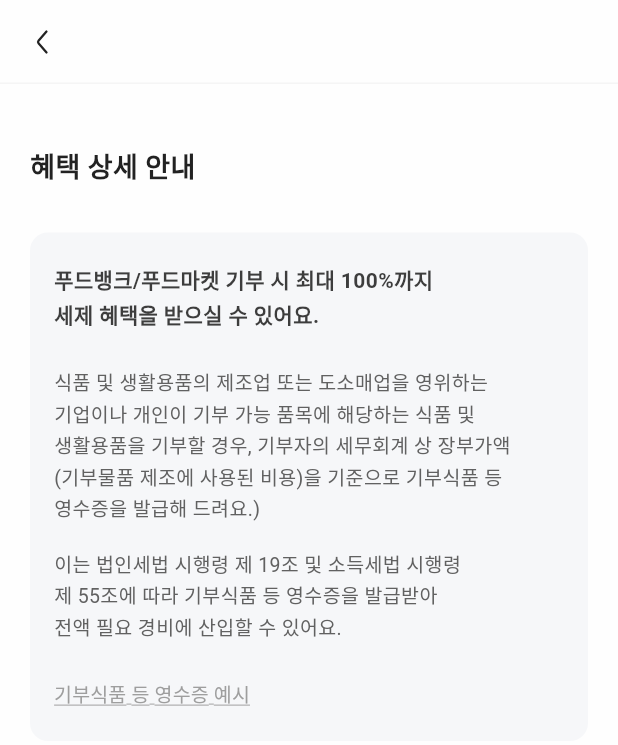
After one commit to team-bbtrain/BabBBu, a Flutter app: the DetailBenefitPage screen opened directly, on a phone screen of 412 x 824 dp. The commit adds this screen. Shown: the top 745 px of the screen. Run offline on Flutter 3.47's test engine with Material 3 defaults, Android fonts, the phone set to English and light mode, and no system bars; our stand-ins replace flutter_svg; Roboto replaces fonts that are missing (Pretendard).

Commit message:
feat: add detail benefit information page

```diff
--- /dev/null
+++ b/lib/ui/screens/guide_page/detail_benefit_page.dart
@@ -0,0 +1,126 @@
+import 'package:BabBBu/ui/assets/assets.dart';
+import 'package:BabBBu/ui/etc/direction.dart';
+import 'package:BabBBu/ui/theme/colors.dart';
+import 'package:flutter/material.dart';
+import 'package:flutter_svg/svg.dart';
+import 'package:BabBBu/ui/screens/guide_page/guide_page_textstyle.dart';
+import 'package:url_launcher/url_launcher.dart';
+
+class DetailBenefitPage extends StatelessWidget {
+  const DetailBenefitPage({super.key});
+
+  @override
+  Widget build(BuildContext context) {
+    return Scaffold(
+        backgroundColor: AppColors.background50,
+        appBar: AppBar(
+          shape: Border(
+            bottom: BorderSide(
+              color: AppColors.line50,
+              width: 1,
+            ),
+          ),
+          centerTitle: true,
+          backgroundColor: AppColors.background50,
+          leading: IconButton(
+            iconSize: 24,
+            onPressed: () {
+              Navigator.pop(context);
+            },
+            icon: Transform.rotate(
+              angle: Direction.left,
+              child: SvgPicture.asset(
+                AppAssets.icons.arrowLine,
+                colorFilter: ColorFilter.mode(
+                  AppColors.text400,
+                  BlendMode.srcIn,
+                ),
+              ),
+            ),
+          ),
+        ),
+        body: Padding(
+          padding: EdgeInsets.symmetric(
+            horizontal: 20,
+            vertical: 42,
+          ),
+          child: Column(
+            crossAxisAlignment: CrossAxisAlignment.start,
+            children: [
+              Text(
+                '혜택 상세 안내',
+                style: GuidePageTextStyle.detailTitleTextStyle,
+              ),
+              SizedBox(
+                height: 32,
+              ),
+              Container(
+                width: double.infinity,
+                padding: EdgeInsets.symmetric(
+                  horizontal: 16,
+                  vertical: 20,
+                ),
+                decoration: BoxDecoration(
+                  color: AppColors.secondaryBlue50,
+                  borderRadius: BorderRadius.circular(
+                    12,
+                  ),
+                ),
+                child: Column(
+                  crossAxisAlignment: CrossAxisAlignment.start,
+                  children: [
+                    Text(
+                      '푸드뱅크/푸드마켓 기부 시 최대 100%까지\n세제 혜택을 받으실 수 있어요.',
+                      style: GuidePageTextStyle.questionTextStyle,
+                    ),
+                    SizedBox(
+                      height: 24,
+                    ),
+                    Text(
+                      '식품 및 생활용품의 제조업 또는 도소매업을 영위하는\n기업이나 개인이 기부 가능 품목에 해당하는 식품 및\n생활용품을 기부할 경우, 기부자의 세무회계 상 장부가액\n(기부물품 제조에 사용된 비용)을 기준으로 기부식품 등\n영수증을 발급해 드려요.)',
+                      style: GuidePageTextStyle.detailbodyTextStyle,
+                    ),
+                    SizedBox(
+                      height: 16,
+                    ),
+                    Text(
+                      '이는 법인세법 시행령 제 19조 및 소득세법 시행령\n제 55조에 따라 기부식품 등 영수증을 발급받아\n전액 필요 경비에 산입할 수 있어요.',
+                      style: GuidePageTextStyle.detailbodyTextStyle,
+                    ),
+                    SizedBox(
+                      height: 24,
+                    ),
+                    TextButton(
+                      onPressed: () {},
+                      style: TextButton.styleFrom(
+                        minimumSize: Size.zero,
+                        padding: EdgeInsets.zero,
+                        tapTargetSize: MaterialTapTargetSize.shrinkWrap,
+                      ),
+                      child: TextButton(
+                        onPressed: () async {
+                          Uri url = Uri.parse(
+                              'https://www.foodbank1377.org/Images/receipt.png');
+                          if (!await launchUrl(url)) {
+                            throw Exception('현재 페이지에 접속할 수 없어요');
+                          }
+                        },
+                        style: TextButton.styleFrom(
+                          minimumSize: Size.zero,
+                          padding: EdgeInsets.zero,
+                          tapTargetSize: MaterialTapTargetSize.shrinkWrap,
+                        ),
+                        child: Text(
+                          '기부식품 등 영수증 예시',
+                          style: GuidePageTextStyle.textButtonTextStyle,
+                        ),
+                      ),
+                    ),
+                  ],
+                ),
+              )
+            ],
+          ),
+        ));
+  }
+}
--- a/lib/ui/screens/guide_page/guide_page_textstyle.dart
+++ b/lib/ui/screens/guide_page/guide_page_textstyle.dart
@@ -26,4 +26,12 @@ class GuidePageTextStyle {
       AppTextStyles.body2ReadingSemibold.copyWith(
     color: AppColors.text300,
   );
+  static TextStyle detailTitleTextStyle =
+      AppTextStyles.heading2Semibold.copyWith(
+    color: AppColors.text400,
+  );
+  static TextStyle detailbodyTextStyle =
+      AppTextStyles.labelReadingRegular.copyWith(
+    color: AppColors.text200,
+  );
 }
```
